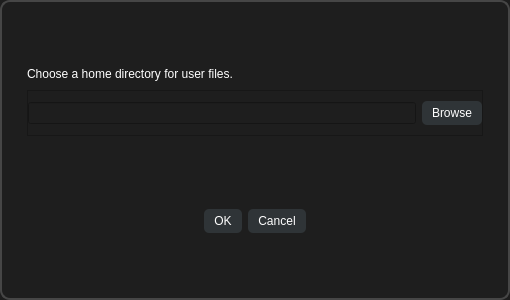
Above: settingsdialog.ui from alvi-khan/Marshal before the change. Below: the same form after it.
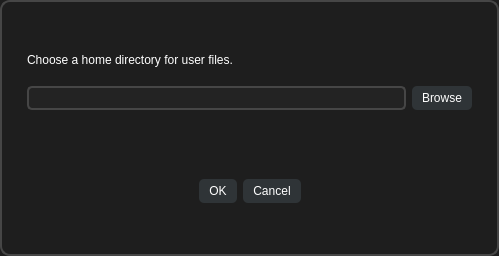
That is the form after the change.

Commit message: Improved settings page UI.

The edit to the form file:
```diff
--- a/settingsdialog.ui
+++ b/settingsdialog.ui
@@ -6,8 +6,8 @@
    <rect>
     <x>0</x>
     <y>0</y>
-    <width>510</width>
-    <height>300</height>
+    <width>499</width>
+    <height>256</height>
    </rect>
   </property>
   <property name="windowTitle">
@@ -94,6 +94,9 @@
       </item>
       <item>
        <widget class="QFrame" name="frame_2">
+        <property name="styleSheet">
+         <string notr="true">border: 0px;</string>
+        </property>
         <property name="frameShape">
          <enum>QFrame::StyledPanel</enum>
         </property>
@@ -114,7 +117,16 @@
           <number>10</number>
          </property>
          <item>
-          <widget class="QLineEdit" name="directoryTextField"/>
+          <widget class="QLineEdit" name="directoryTextField">
+           <property name="styleSheet">
+            <string notr="true">QLineEdit {
+	border: 1.5px solid rgb(70, 70, 70);
+	border-radius: 5px;
+	background-color: rgb(35, 35, 35);
+	padding: 2px;
+}</string>
+           </property>
+          </widget>
          </item>
          <item>
           <widget class="QPushButton" name="browseButton">
```
